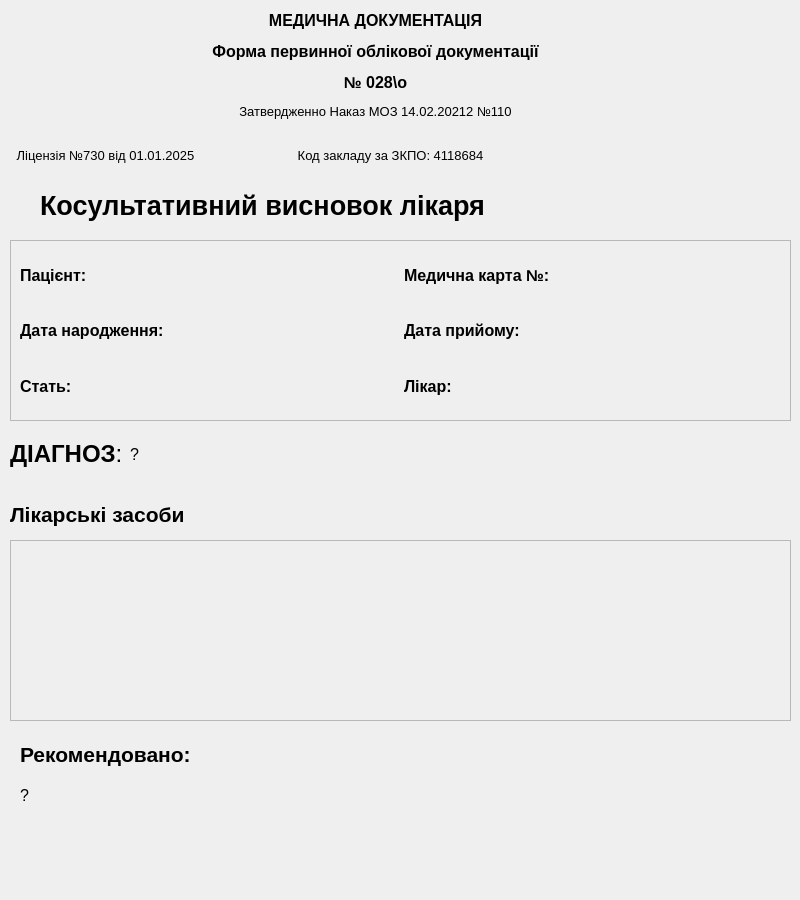
letsexisttogether/MedicalDocuments, file MainClient/General/AppointmentFullWidget/AppointmentFullWidget.ui: the form before one commit.
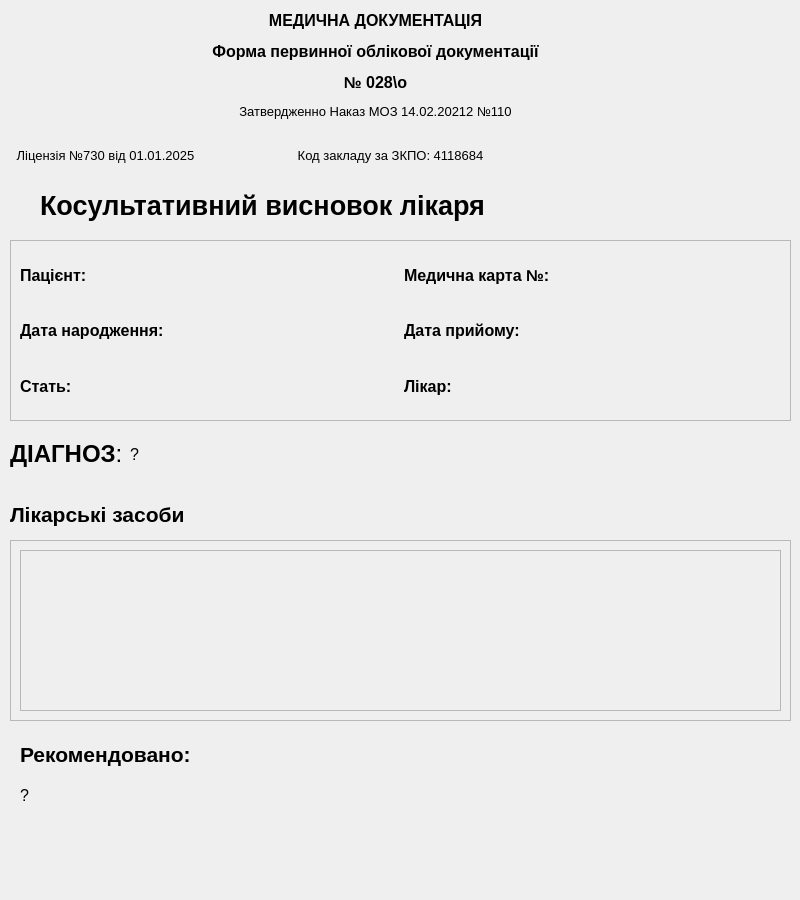
The form after the commit.

Commit message: Implemented AppPharmConnRecord and PharmaciesRecord

Patch:
```diff
--- a/MainClient/General/AppointmentFullWidget/AppointmentFullWidget.ui
+++ b/MainClient/General/AppointmentFullWidget/AppointmentFullWidget.ui
@@ -275,6 +275,36 @@
    <property name="midLineWidth">
     <number>1</number>
    </property>
+   <widget class="QWidget" name="verticalLayoutWidget">
+    <property name="geometry">
+     <rect>
+      <x>10</x>
+      <y>10</y>
+      <width>761</width>
+      <height>161</height>
+     </rect>
+    </property>
+    <layout class="QVBoxLayout" name="verticalLayout_2">
+     <item>
+      <widget class="QScrollArea" name="pharmaciesScrollArea">
+       <property name="widgetResizable">
+        <bool>true</bool>
+       </property>
+       <widget class="QWidget" name="scrollAreaWidgetContents">
+        <property name="geometry">
+         <rect>
+          <x>0</x>
+          <y>0</y>
+          <width>757</width>
+          <height>157</height>
+         </rect>
+        </property>
+        <layout class="QVBoxLayout" name="pharmaciesLayout"/>
+       </widget>
+      </widget>
+     </item>
+    </layout>
+   </widget>
   </widget>
   <widget class="QLabel" name="pharmaciesName">
    <property name="geometry">
```
Left out of the diff: 2 changed lines with no effect on the pictures. The commit also changes 8 other files.
